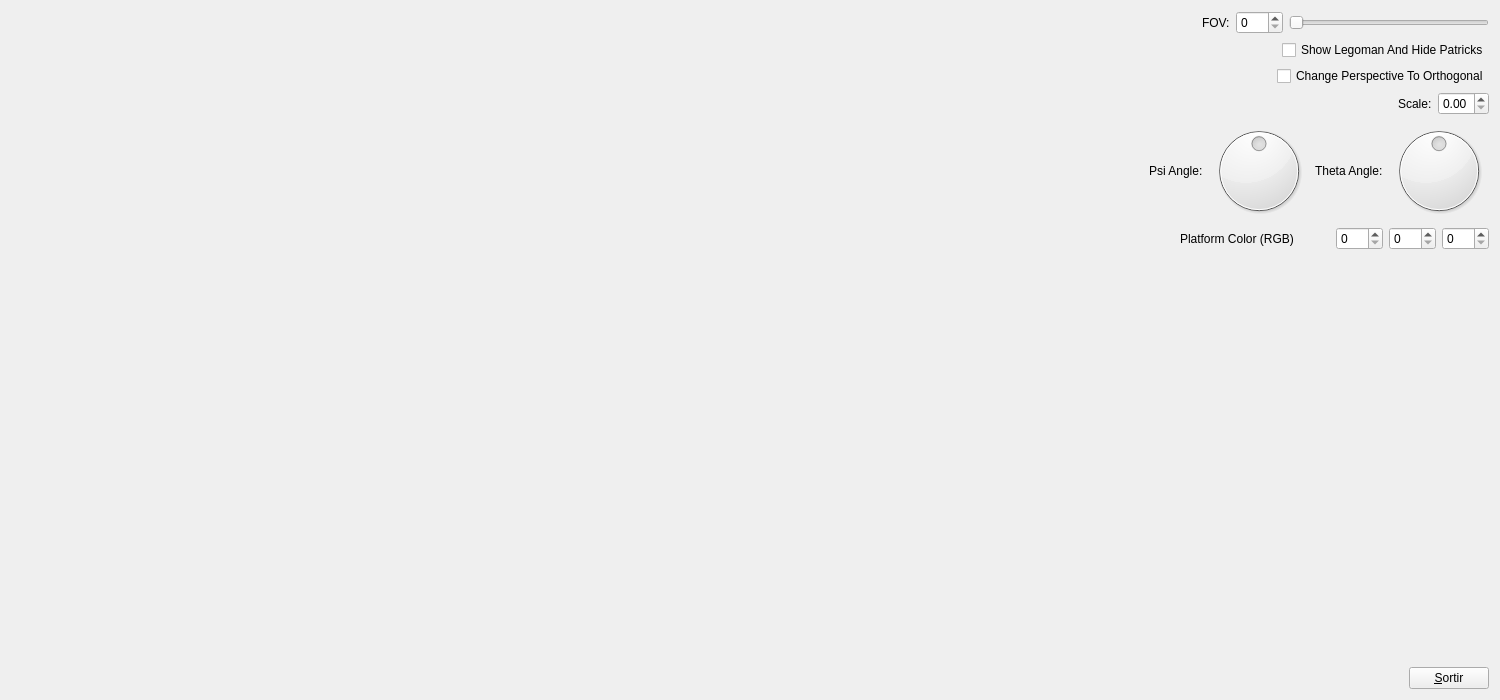
Above: laboratorios/block2/src/MyForm.ui from pnheinsohn/IDI-FIB-UPC before the change. Below: the same form after it.
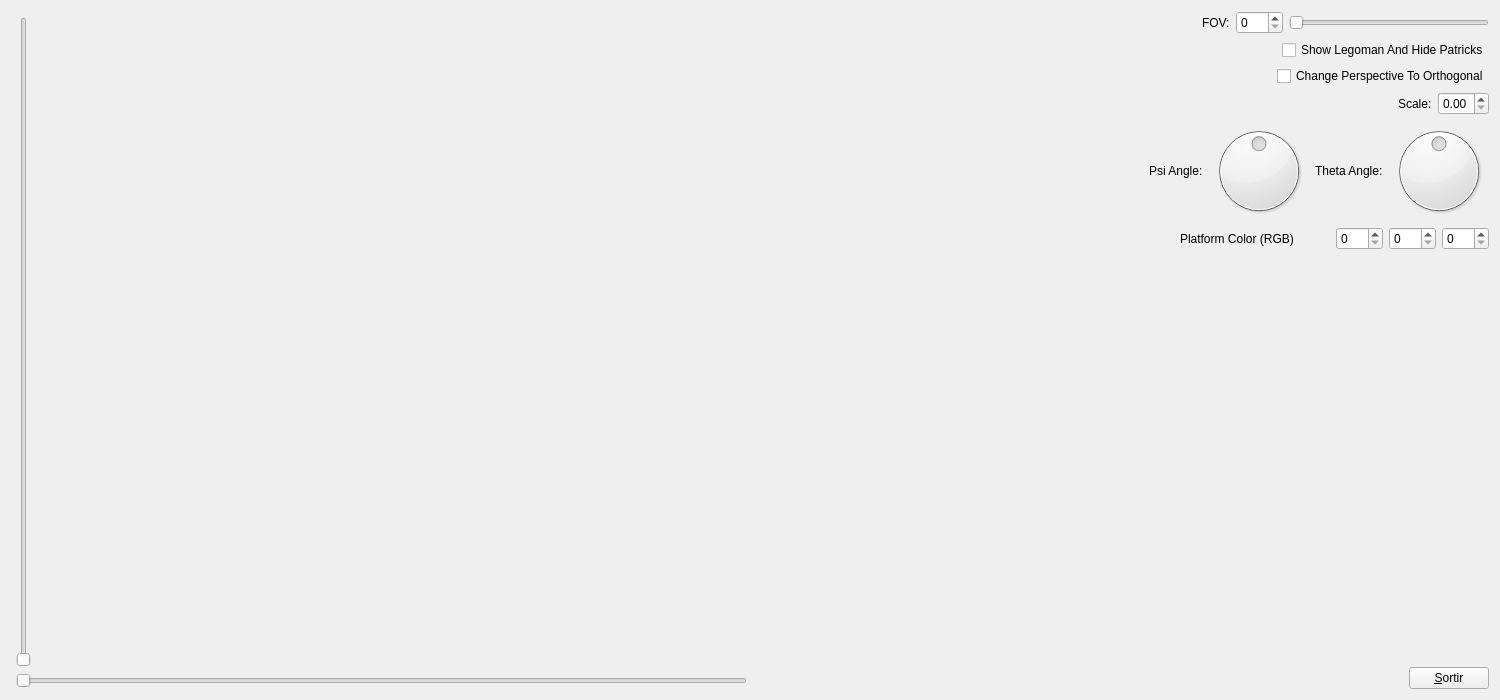
That is the form after the change. Custom widgets are drawn as their Qt base class.

```diff
--- a/laboratorios/block2/src/MyForm.ui
+++ b/laboratorios/block2/src/MyForm.ui
@@ -22,6 +22,32 @@
        <verstretch>0</verstretch>
       </sizepolicy>
      </property>
+     <widget class="QWidget" name="">
+      <property name="geometry">
+       <rect>
+        <x>5</x>
+        <y>6</y>
+        <width>731</width>
+        <height>671</height>
+       </rect>
+      </property>
+      <layout class="QVBoxLayout" name="verticalLayout_2">
+       <item>
+        <widget class="QSlider" name="verticalSlider">
+         <property name="orientation">
+          <enum>Qt::Vertical</enum>
+         </property>
+        </widget>
+       </item>
+       <item>
+        <widget class="QSlider" name="horizontalSlider">
+         <property name="orientation">
+          <enum>Qt::Horizontal</enum>
+         </property>
+        </widget>
+       </item>
+      </layout>
+     </widget>
     </widget>
    </item>
    <item>
```
